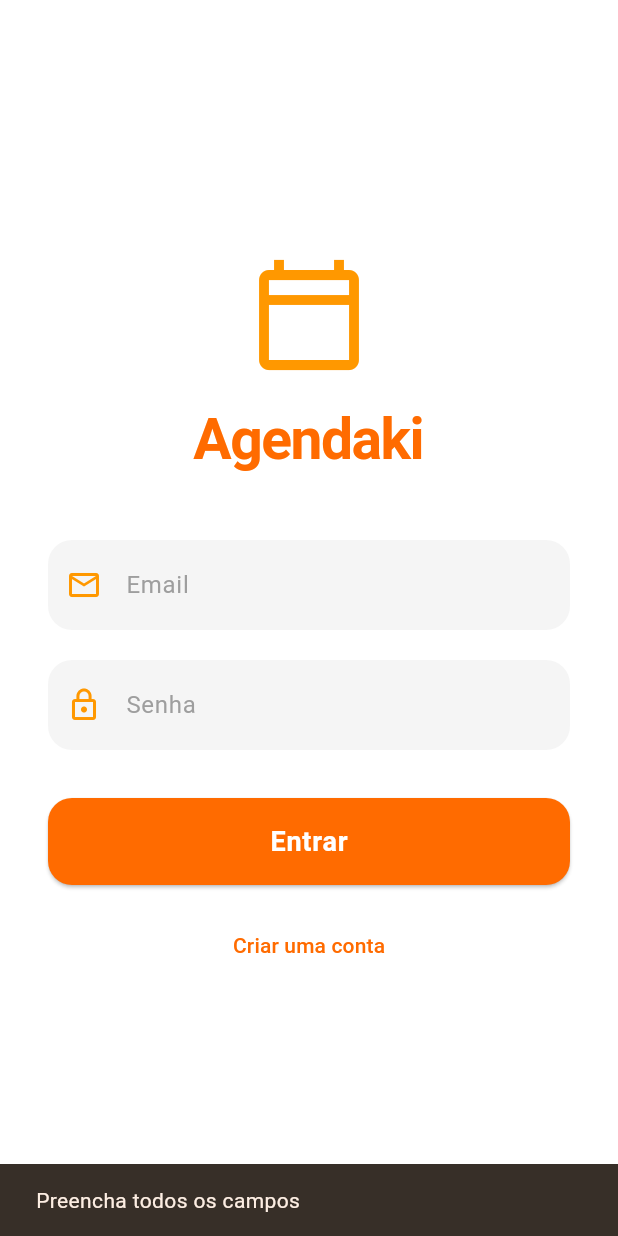
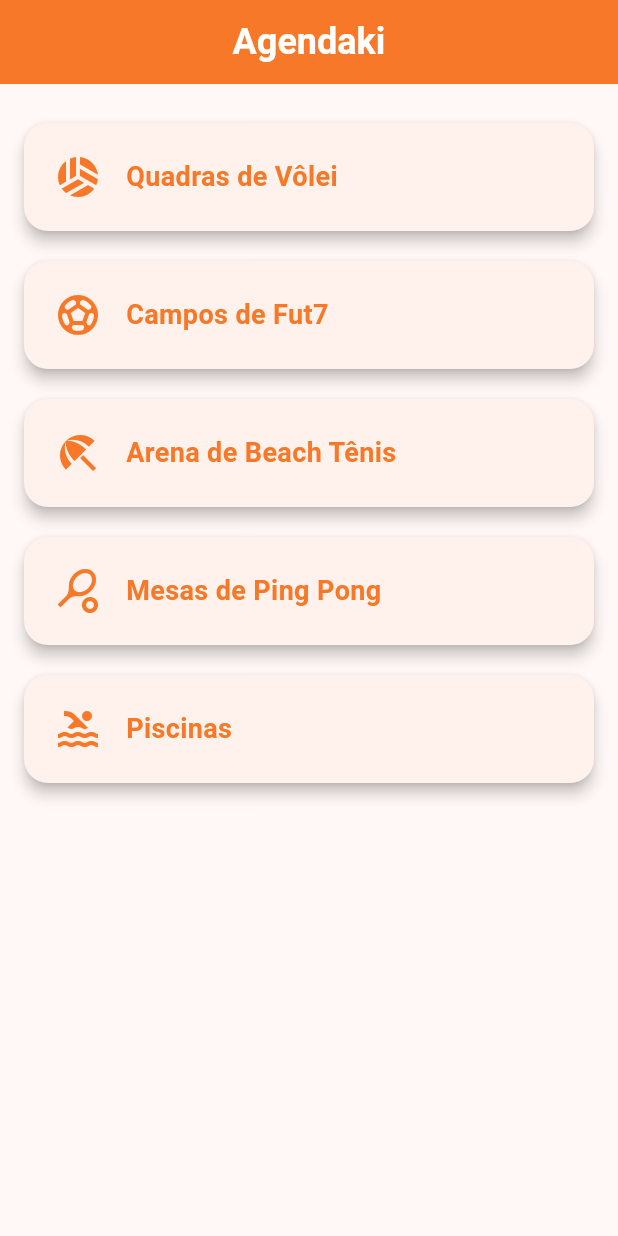
Before and after one commit to Aiko-sys/agendaki, a Flutter app: the screen it shows after launch, after a tap on "Entrar", on a phone screen of 412 x 824 dp. Run offline on Flutter 3.47's test engine with Material 3 defaults, Android fonts, the phone set to English and light mode, and no system bars.

Commit message:
alterações

```diff
--- a/lib/main.dart
+++ b/lib/main.dart
@@ -1,6 +1,23 @@
 import 'package:flutter/material.dart';
-import 'app.dart';
+import 'routes/app_routes.dart';
 
 void main() {
-  runApp(const AgendakiApp());
+  runApp(const MyApp());
 }
+
+class MyApp extends StatelessWidget {
+  const MyApp({super.key});
+
+  @override
+  Widget build(BuildContext context) {
+    return MaterialApp(
+      title: 'Agendaki',
+      debugShowCheckedModeBanner: false,
+      initialRoute: AppRoutes.login,
+      routes: AppRoutes.getRoutes(),
+      theme: ThemeData(
+        colorScheme: ColorScheme.fromSeed(seedColor: const Color.fromARGB(255, 216, 102, 26)),
+      ),
+    );
+  }
+}
--- /dev/null
+++ b/lib/mock_data/espacos_mock.dart
@@ -0,0 +1,19 @@
+import '../models/espaco.dart';
+
+final List<Espaco> espacosMock = [
+  Espaco(
+    id: '1',
+    nome: 'quadra 1',
+    descricao: 'AAAAAAAAAAAAAAAAAAAAAAAAAAAAAAAAAAAAA.',
+  ),
+  Espaco(
+    id: '2',
+    nome: 'quadra 2',
+    descricao: 'aaaaaaaaaaaaaaaaaaaaaaaaaaaaaaaaaaaaaaaaaaaaaaaaa',
+  ),
+  Espaco(
+    id: '3',
+    nome: 'campo 1',
+    descricao: 'aaaaaaaaaaaaaaaaaaaaaaaaaaaaaaaaaaaaaaaaaaaa',
+  ),
+];
--- /dev/null
+++ b/lib/models/espaco.dart
@@ -0,0 +1,11 @@
+class Espaco {
+  final String id;
+  final String nome;
+  final String descricao;
+
+  Espaco({
+    required this.id,
+    required this.nome,
+    required this.descricao,
+  });
+}
--- a/lib/routes/app_routes.dart
+++ b/lib/routes/app_routes.dart
@@ -1,8 +1,15 @@
+import 'package:flutter/material.dart';
+import '../screens/login_screen.dart';
+import '../screens/espacos_screen.dart';
+
 class AppRoutes {
-  static const login = '/login';
-  static const register = '/register';
-  static const espacos = '/espacos';
-  static const agendamento = '/agendamento';
-  static const minhasReservas = '/minhas-reservas';
-  static const admin = '/admin';
+  static const String login = '/login';
+  static const String espacos = '/espacos';
+
+  static Map<String, WidgetBuilder> getRoutes() {
+    return {
+      login: (context) => const LoginScreen(),
+      espacos: (context) => const EspacosScreen(),
+    };
+  }
 }
--- a/lib/screens/Login.dart
+++ /dev/null
@@ -1,80 +0,0 @@
-import 'package:flutter/material.dart';
-
-class LoginScreen extends StatefulWidget {
-  const LoginScreen({super.key});
-
-  @override
-  State<LoginScreen> createState() => _LoginScreenState();
-}
-
-class _LoginScreenState extends State<LoginScreen> {
-  final _emailController = TextEditingController();
-  final _senhaController = TextEditingController();
-
-  void _login() {
-    final email = _emailController.text.trim();
-    final senha = _senhaController.text;
-
-    if (email.isEmpty || senha.isEmpty) {
-      ScaffoldMessenger.of(context).showSnackBar(
-        const SnackBar(content: Text('Preencha todos os campos')),
-      );
-      return;
-    }
-
-    ScaffoldMessenger.of(context).showSnackBar(
-      SnackBar(content: Text('Login simulado para: $email')),
-    );
-  }
-
-  @override
-  Widget build(BuildContext context) {
-    return Scaffold(
-      backgroundColor: Colors.indigo.shade50,
-      body: Center(
-        child: SingleChildScrollView(
-          padding: const EdgeInsets.all(24),
-          child: Column(
-            mainAxisAlignment: MainAxisAlignment.center,
-            children: [
-              const Text(
-                'Agendaki',
-                style: TextStyle(
-                  fontSize: 32,
-                  fontWeight: FontWeight.bold,
-                  color: Colors.indigo,
-                ),
-              ),
-              const SizedBox(height: 40),
-              TextField(
-                controller: _emailController,
-                keyboardType: TextInputType.emailAddress,
-                decoration: const InputDecoration(
-                  labelText: 'Email',
-                  border: OutlineInputBorder(),
-                ),
-              ),
-              const SizedBox(height: 16),
-              TextField(
-                controller: _senhaController,
-                obscureText: true,
-                decoration: const InputDecoration(
-                  labelText: 'Senha',
-                  border: OutlineInputBorder(),
-                ),
-              ),
-              const SizedBox(height: 24),
-              SizedBox(
-                width: double.infinity,
-                child: ElevatedButton(
-                  onPressed: _login,
-                  child: const Text('Entrar'),
-                ),
-              ),
-            ],
-          ),
-        ),
-      ),
-    );
-  }
-}
--- /dev/null
+++ b/lib/screens/espacos_screen.dart
@@ -0,0 +1,39 @@
+import 'package:flutter/material.dart';
+import '../widgets/espaco_card.dart';
+
+class EspacosScreen extends StatelessWidget {
+  const EspacosScreen({super.key});
+
+  @override
+  Widget build(BuildContext context) {
+    final Color laranja = const Color(0xFFF67828);
+
+    return Scaffold(
+      appBar: AppBar(
+        backgroundColor: laranja,
+        centerTitle: true,
+        title: const Text(
+          'Agendaki',
+          style: TextStyle(
+            fontWeight: FontWeight.bold,
+            fontSize: 24,
+            color: Colors.white,
+          ),
+
+
+        ),
+      ),
+      body: ListView(
+        children: const [
+          SizedBox(height: 16),
+          EspacoCard(icon: Icons.sports_volleyball, titulo: 'Quadras de Vôlei'),
+          EspacoCard(icon: Icons.sports_soccer, titulo: 'Campos de Fut7'),
+          EspacoCard(icon: Icons.beach_access, titulo: 'Arena de Beach Tênis'),
+          EspacoCard(icon: Icons.sports_tennis, titulo: 'Mesas de Ping Pong'),
+          EspacoCard(icon: Icons.pool, titulo: 'Piscinas'),
+          SizedBox(height: 16),
+        ],
+      ),
+    );
+  }
+}
--- a/lib/screens/login_screen.dart
+++ b/lib/screens/login_screen.dart
@@ -1,164 +1,122 @@
 import 'package:flutter/material.dart';
+import '../routes/app_routes.dart';
 
-class LoginScreen extends StatefulWidget {
+class LoginScreen extends StatelessWidget {
   const LoginScreen({super.key});
 
   @override
-  State<LoginScreen> createState() => _LoginScreenState();
-}
-
-class _LoginScreenState extends State<LoginScreen>
-    with SingleTickerProviderStateMixin {
-  final _emailController = TextEditingController();
-  final _senhaController = TextEditingController();
-
-  late AnimationController _controller;
-  late Animation<double> _fadeAnimation;
-
-  @override
-  void initState() {
-    super.initState();
-
-    _controller = AnimationController(
-      vsync: this,
-      duration: const Duration(milliseconds: 800),
-    );
-
-    _fadeAnimation = CurvedAnimation(
-      parent: _controller,
-      curve: Curves.easeInOut,
-    );
-
-    _controller.forward();
-  }
-
-  @override
-  void dispose() {
-    _controller.dispose();
-    _emailController.dispose();
-    _senhaController.dispose();
-    super.dispose();
-  }
-
-  void _login() {
-    final email = _emailController.text.trim();
-    final senha = _senhaController.text;
-
-    if (email.isEmpty || senha.isEmpty) {
-      ScaffoldMessenger.of(context).showSnackBar(
-        const SnackBar(content: Text('Preencha todos os campos')),
-      );
-      return;
-    }
-
-    ScaffoldMessenger.of(context).showSnackBar(
-      SnackBar(content: Text('Login enquanto n tem back pro : $email')),
-    );
-  }
-
-  @override
   Widget build(BuildContext context) {
-    final orange = const Color(0xFFFF6B00);
+    final Color laranjaForte = const Color(0xFFF67828);
 
     return Scaffold(
       backgroundColor: Colors.white,
-      body: FadeTransition(
-        opacity: _fadeAnimation,
-        child: Center(
-          child: SingleChildScrollView(
-            padding: const EdgeInsets.symmetric(horizontal: 32, vertical: 48),
+      body: SingleChildScrollView(
+        child: Padding(
+          padding: const EdgeInsets.all(24.0),
           child: Column(
-              mainAxisAlignment: MainAxisAlignment.center,
+            crossAxisAlignment: CrossAxisAlignment.center,
             children: [
-                const Icon(Icons.calendar_today_outlined,
-                    size: 80, color: Colors.orange),
+              const SizedBox(height: 60),
+              Center(
+                child: Icon(
+                  Icons.event_available,
+                  size: 80,
+                  color: laranjaForte,
+                ),
+              ),
               const SizedBox(height: 16),
               Text(
-                  'Agendaki',
+                'agende sua arena com praticidade!',
+                textAlign: TextAlign.center,
                 style: TextStyle(
-                    fontSize: 38,
-                    fontWeight: FontWeight.bold,
-                    color: orange,
-                    letterSpacing: -1,
+                  fontSize: 16,
+                  color: Colors.grey[700],
                 ),
               ),
-                const SizedBox(height: 40),
-                _buildInputField(
-                  controller: _emailController,
-                  label: 'Email',
-                  icon: Icons.mail_outline,
+              const SizedBox(height: 60),
+              Container(
+                padding: const EdgeInsets.all(24),
+                decoration: BoxDecoration(
+                  color: Colors.white,
+                  borderRadius: BorderRadius.circular(20),
+                  border: Border.all(color: laranjaForte, width: 2),
+                  boxShadow: [
+                    BoxShadow(
+                      color: Colors.black12,
+                      blurRadius: 8,
+                      offset: const Offset(0, 4),
+                    )
+                  ],
                 ),
-                const SizedBox(height: 20),
-                _buildInputField(
-                  controller: _senhaController,
-                  label: 'Senha',
-                  icon: Icons.lock_outline,
-                  isPassword: true,
+                child: Column(
+                  mainAxisSize: MainAxisSize.min,
+                  children: [
+                    Text(
+                      'Login',
+                      style: TextStyle(
+                        color: laranjaForte,
+                        fontSize: 28,
+                        fontWeight: FontWeight.bold,
                       ),
-                const SizedBox(height: 32),
+                    ),
+                    const SizedBox(height: 24),
+                    TextFormField(
+                      decoration: InputDecoration(
+                        labelText: 'Email',
+                        labelStyle: TextStyle(color: laranjaForte),
+                        border: OutlineInputBorder(
+                          borderRadius: BorderRadius.circular(12),
+                        ),
+                        focusedBorder: OutlineInputBorder(
+                          borderSide: BorderSide(color: laranjaForte),
+                          borderRadius: BorderRadius.circular(12),
+                        ),
+                      ),
+                    ),
+                    const SizedBox(height: 16),
+                    TextFormField(
+                      obscureText: true,
+                      decoration: InputDecoration(
+                        labelText: 'Senha',
+                        labelStyle: TextStyle(color: laranjaForte),
+                        border: OutlineInputBorder(
+                          borderRadius: BorderRadius.circular(12),
+                        ),
+                        focusedBorder: OutlineInputBorder(
+                          borderSide: BorderSide(color: laranjaForte),
+                          borderRadius: BorderRadius.circular(12),
+                        ),
+                      ),
+                    ),
+                    const SizedBox(height: 24),
                     SizedBox(
                       width: double.infinity,
                       child: ElevatedButton(
-                    onPressed: _login,
+                        onPressed: () {
+                          Navigator.pushReplacementNamed(context, AppRoutes.espacos);
+                        },
                         style: ElevatedButton.styleFrom(
-                      backgroundColor: orange,
+                          backgroundColor: laranjaForte,
                           padding: const EdgeInsets.symmetric(vertical: 16),
                           shape: RoundedRectangleBorder(
-                        borderRadius: BorderRadius.circular(16),
+                            borderRadius: BorderRadius.circular(12),
                           ),
                         ),
                         child: const Text(
                           'Entrar',
                           style: TextStyle(
-                        fontSize: 18,
-                        fontWeight: FontWeight.bold,
-                        letterSpacing: 0.5,
+                            fontSize: 16,
                             color: Colors.white,
                           ),
-                    ),
-                  ),
-                ),
-                const SizedBox(height: 16),
-                TextButton(
-                  onPressed: () {
-                    // ir pro cadastro dps
-                  },
-                  child: Text(
-                    'Criar uma conta',
-                    style: TextStyle(
-                      color: orange,
-                      fontWeight: FontWeight.w500,
                         ),
                       ),
                     ),
                   ],
                 ),
               ),
+              const SizedBox(height: 40),
+            ],
           ),
-      ),
-    );
-  }
-
-  Widget _buildInputField({
-    required TextEditingController controller,
-    required String label,
-    required IconData icon,
-    bool isPassword = false,
-  }) {
-    return TextField(
-      controller: controller,
-      obscureText: isPassword,
-      style: const TextStyle(color: Colors.black),
-      decoration: InputDecoration(
-        prefixIcon: Icon(icon, color: Colors.orange),
-        hintText: label,
-        hintStyle: const TextStyle(color: Colors.grey),
-        filled: true,
-        fillColor: Colors.grey.shade100,
-        contentPadding: const EdgeInsets.symmetric(horizontal: 20, vertical: 18),
-        border: OutlineInputBorder(
-          borderRadius: BorderRadius.circular(16),
-          borderSide: BorderSide.none,
         ),
       ),
     );
--- /dev/null
+++ b/lib/utils/constants.dart
@@ -0,0 +1,4 @@
+import 'package:flutter/material.dart';
+
+const Color laranjaEscuro = Color(0xFFd35400);
+const Color branco = Colors.white;
--- /dev/null
+++ b/lib/widgets/custom_text_field.dart
@@ -0,0 +1,50 @@
+import 'package:flutter/material.dart';
+
+class CustomTextField extends StatelessWidget {
+  final TextEditingController controller;
+  final String label;
+  final IconData prefixIcon;
+  final bool obscureText;
+  final TextInputType? keyboardType;
+  final String? Function(String?)? validator;
+
+  const CustomTextField({
+    super.key,
+    required this.controller,
+    required this.label,
+    required this.prefixIcon,
+    this.obscureText = false,
+    this.keyboardType,
+    this.validator,
+  });
+
+  @override
+  Widget build(BuildContext context) {
+    return TextFormField(
+      controller: controller,
+      obscureText: obscureText,
+      keyboardType: keyboardType,
+      validator: validator,
+      decoration: InputDecoration(
+        labelText: label,
+        prefixIcon: Icon(prefixIcon, color: Colors.deepOrange),
+        focusedBorder: OutlineInputBorder(
+          borderSide: const BorderSide(color: Colors.deepOrange, width: 2),
+          borderRadius: BorderRadius.circular(12),
+        ),
+        enabledBorder: OutlineInputBorder(
+          borderSide: BorderSide(color: Colors.deepOrange.shade200, width: 1.5),
+          borderRadius: BorderRadius.circular(12),
+        ),
+        errorBorder: OutlineInputBorder(
+          borderSide: BorderSide(color: Colors.red.shade700, width: 1.5),
+          borderRadius: BorderRadius.circular(12),
+        ),
+        focusedErrorBorder: OutlineInputBorder(
+          borderSide: BorderSide(color: Colors.red.shade700, width: 2),
+          borderRadius: BorderRadius.circular(12),
+        ),
+      ),
+    );
+  }
+}
--- /dev/null
+++ b/lib/widgets/espaco_card.dart
@@ -0,0 +1,45 @@
+import 'package:flutter/material.dart';
+
+class EspacoCard extends StatelessWidget {
+  final IconData icon;
+  final String titulo;
+  final VoidCallback? onTap;
+
+  const EspacoCard({
+    super.key,
+    required this.icon,
+    required this.titulo,
+    this.onTap,
+  });
+
+  @override
+  Widget build(BuildContext context) {
+    final Color laranja = const Color(0xFFF67828);
+
+    return GestureDetector(
+      onTap: onTap,
+      child: Card(
+        elevation: 4,
+        shape: RoundedRectangleBorder(borderRadius: BorderRadius.circular(16)),
+        margin: const EdgeInsets.symmetric(vertical: 10, horizontal: 16),
+        child: Padding(
+          padding: const EdgeInsets.all(20),
+          child: Row(
+            children: [
+              Icon(icon, size: 32, color: laranja),
+              const SizedBox(width: 16),
+              Text(
+                titulo,
+                style: TextStyle(
+                  fontSize: 18,
+                  fontWeight: FontWeight.w600,
+                  color: laranja,
+                ),
+              ),
+            ],
+          ),
+        ),
+      ),
+    );
+  }
+}
```
Also changed, not shown: pubspec.yaml (+3 -7 lines), lib/assets/images/teste.jpeg (added), lib/models/agendamento.dart (added), lib/models/usuario.dart (added), lib/screens/agendamento_screen.dart (added), lib/screens/mi_reservas.dart (added), lib/utils/date.utils.dart (added). Lines whose indentation alone changed are shown as unchanged.
